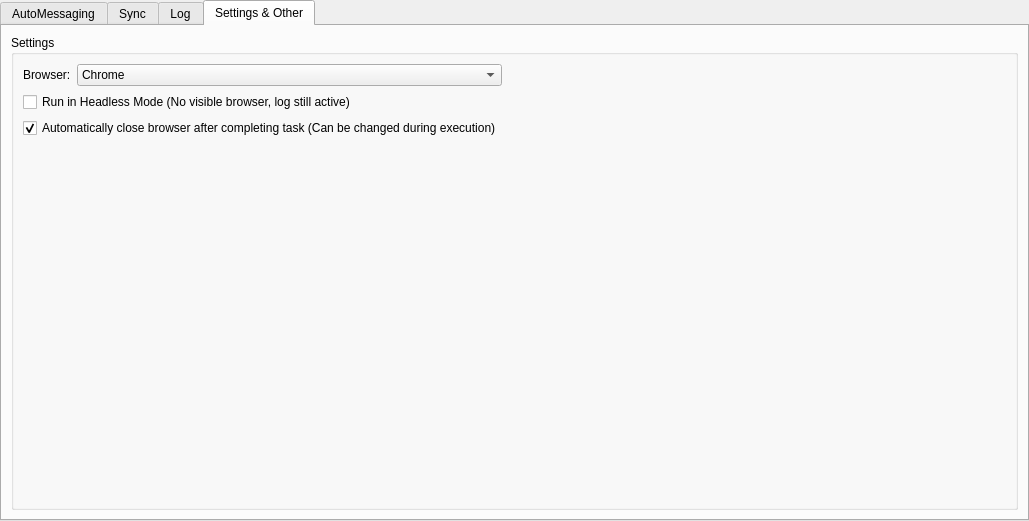
Above: src/gui/ui/instancewidget.ui from smalbadger/social before the change. Below: the same form after it.
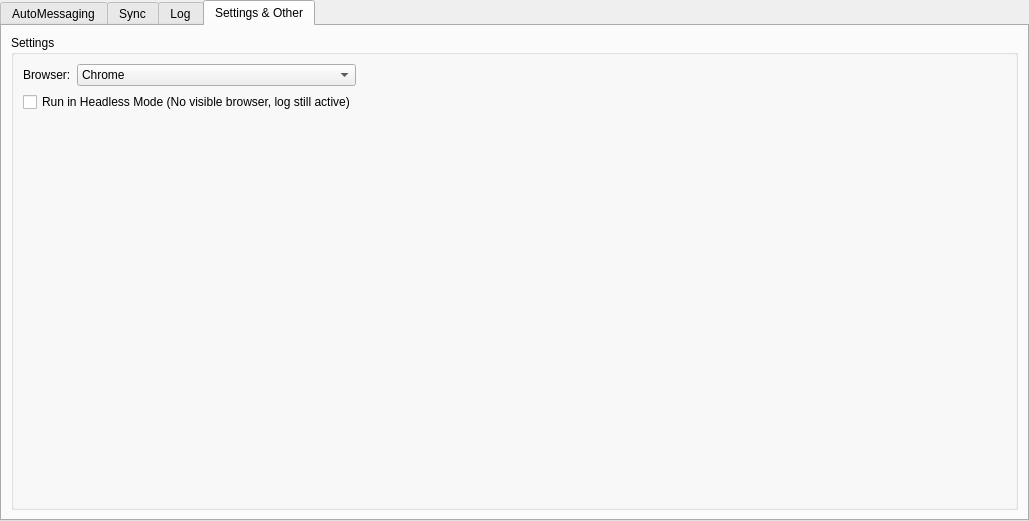
That is the form after the change. The open tabs and pages were chosen to show the change.

Commit message: restored lost changes

What changed in the file:
```diff
--- a/src/gui/ui/instancewidget.ui
+++ b/src/gui/ui/instancewidget.ui
@@ -487,16 +487,6 @@
                   </property>
                  </widget>
                 </item>
-                <item>
-                 <widget class="QCheckBox" name="closeBrowserBox">
-                  <property name="text">
-                   <string>Automatically close browser after completing task (Can be changed during execution)</string>
-                  </property>
-                  <property name="checked">
-                   <bool>true</bool>
-                  </property>
-                 </widget>
-                </item>
                </layout>
               </item>
               <item>
```
The commit also changes 2 other files.
